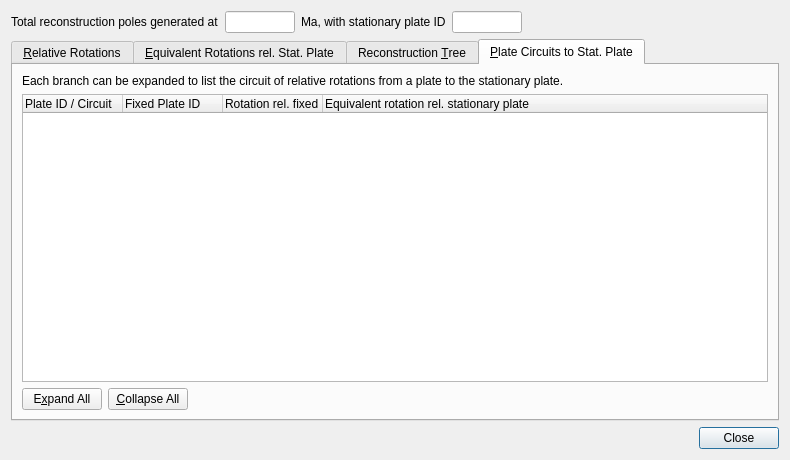
GPlates/GPlates, file src/qt-widgets/TotalReconstructionPolesDialogUi.ui: the form before one commit.
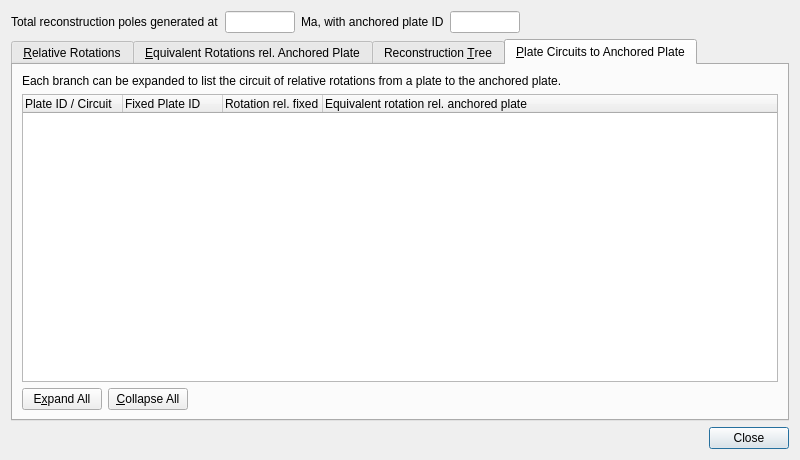
The form after the commit. The open tabs and pages were chosen to show the change. Icons and pictures are not drawn.

```diff
--- a/src/qt-widgets/TotalReconstructionPolesDialogUi.ui
+++ b/src/qt-widgets/TotalReconstructionPolesDialogUi.ui
@@ -5,7 +5,7 @@
    <rect>
     <x>0</x>
     <y>0</y>
-    <width>790</width>
+    <width>800</width>
     <height>460</height>
    </rect>
   </property>
@@ -53,7 +53,7 @@
      <item>
       <widget class="QLabel" name="label_reference_plate" >
        <property name="text" >
-        <string>Ma, with stationary plate ID</string>
+        <string>Ma, with anchored plate ID</string>
        </property>
       </widget>
      </item>
@@ -201,7 +201,7 @@
      </widget>
      <widget class="QWidget" name="tab_table_composed" >
       <attribute name="title" >
-       <string>&amp;Equivalent Rotations rel. Stat. Plate</string>
+       <string>&amp;Equivalent Rotations rel. Anchored Plate</string>
       </attribute>
       <layout class="QGridLayout" >
        <item row="1" column="0" >
@@ -353,7 +353,7 @@
      </widget>
      <widget class="QWidget" name="tab_path_to_root" >
       <attribute name="title" >
-       <string>&amp;Plate Circuits to Stat. Plate</string>
+       <string>&amp;Plate Circuits to Anchored Plate</string>
       </attribute>
       <layout class="QGridLayout" >
        <item row="1" column="0" >
@@ -378,7 +378,7 @@
          </column>
          <column>
           <property name="text" >
-           <string>Equivalent rotation rel. stationary plate</string>
+           <string>Equivalent rotation rel. anchored plate</string>
           </property>
          </column>
         </widget>
@@ -417,7 +417,7 @@
        <item row="0" column="0" >
         <widget class="QLabel" name="label_plate_circuits" >
          <property name="text" >
-          <string>Each branch can be expanded to list the circuit of relative rotations from a plate to the stationary plate.</string>
+          <string>Each branch can be expanded to list the circuit of relative rotations from a plate to the anchored plate.</string>
          </property>
         </widget>
        </item>
```
Left out of the diff: 4 changed lines with no effect on the pictures.
